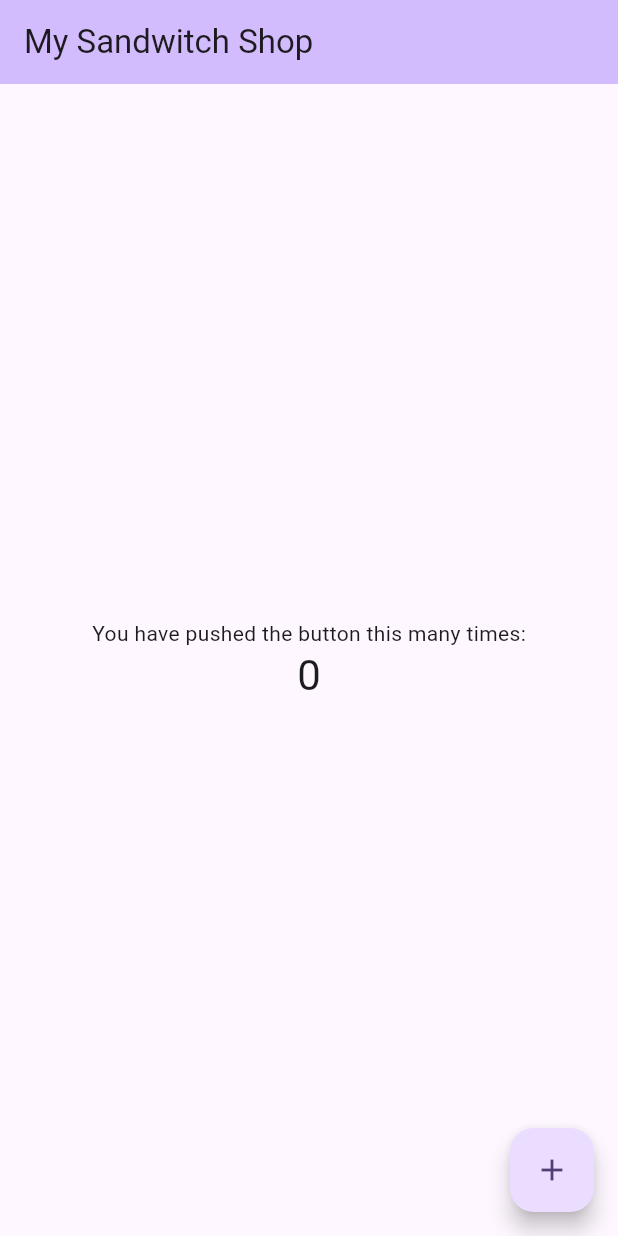
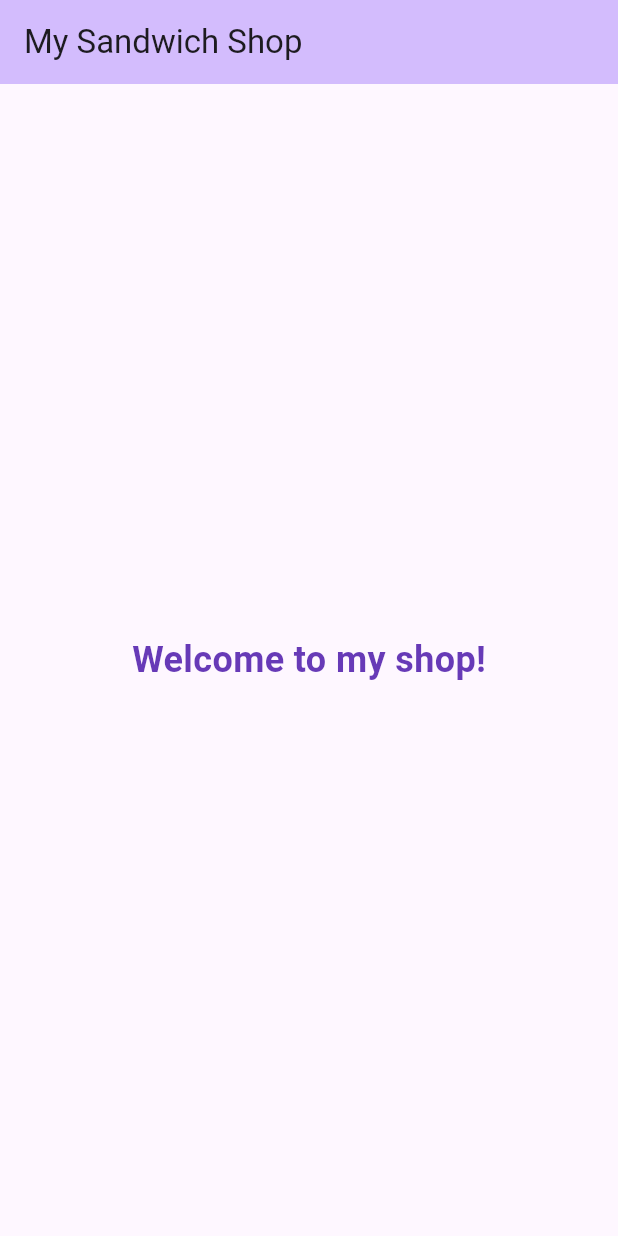
Before and after one commit to OmerJT/sandwitch_shop, a Flutter app: the screen it shows after launch, on a phone screen of 412 x 824 dp. Run offline on Flutter 3.47's test engine with Material 3 defaults, Android fonts, the phone set to English and light mode, and no system bars.

Commit message:
change main dart and pubsec.yaml files

```diff
--- a/lib/main.dart
+++ b/lib/main.dart
@@ -1,4 +1,4 @@
-import 'package:flutter/material.dart';
+import 'package:flutter/material.dart' show AppBar, BuildContext, Center, ColorScheme, Colors, Column, MainAxisAlignment, MaterialApp, Scaffold, State, StatefulWidget, StatelessWidget, Text, TextStyle, Theme, ThemeData, Widget, runApp, FontWeight;
 
 void main() {
   runApp(const MyApp());
@@ -7,45 +7,20 @@ void main() {
 class MyApp extends StatelessWidget {
   const MyApp({super.key});
 
-  // This widget is the root of your application.
   @override
   Widget build(BuildContext context) {
     return MaterialApp(
-      title: 'Flutter Demo',
+      title: 'My Sandwich Shop',
       theme: ThemeData(
-        // This is the theme of your application.
-        //
-        // TRY THIS: Try running your application with "flutter run". You'll see
-        // the application has a purple toolbar. Then, without quitting the app,
-        // try changing the seedColor in the colorScheme below to Colors.green
-        // and then invoke "hot reload" (save your changes or press the "hot
-        // reload" button in a Flutter-supported IDE, or press "r" if you used
-        // the command line to start the app).
-        //
-        // Notice that the counter didn't reset back to zero; the application
-        // state is not lost during the reload. To reset the state, use hot
-        // restart instead.
-        //
-        // This works for code too, not just values: Most code changes can be
-        // tested with just a hot reload.
         colorScheme: ColorScheme.fromSeed(seedColor: Colors.deepPurple),
       ),
-      home: const MyHomePage(title: 'My Sandwitch Shop'),
+      home: const MyHomePage(title: 'My Sandwich Shop'),
     );
   }
 }
 
 class MyHomePage extends StatefulWidget {
   const MyHomePage({super.key, required this.title});
-
-  // This widget is the home page of your application. It is stateful, meaning
-  // that it has a State object (defined below) that contains fields that affect
-  // how it looks.
-
-  // This class is the configuration for the state. It holds the values (in this
-  // case the title) provided by the parent (in this case the App widget) and
-  // used by the build method of the State. Fields in a Widget subclass are
-  // always marked "final".
 
   final String title;
 
@@ -54,69 +29,28 @@ class MyHomePage extends StatefulWidget {
 }
 
 class _MyHomePageState extends State<MyHomePage> {
-  int _counter = 0;
-
-  void _incrementCounter() {
-    setState(() {
-      // This call to setState tells the Flutter framework that something has
-      // changed in this State, which causes it to rerun the build method below
-      // so that the display can reflect the updated values. If we changed
-      // _counter without calling setState(), then the build method would not be
-      // called again, and so nothing would appear to happen.
-      _counter++;
-    });
-  }
-
   @override
   Widget build(BuildContext context) {
-    // This method is rerun every time setState is called, for instance as done
-    // by the _incrementCounter method above.
-    //
-    // The Flutter framework has been optimized to make rerunning build methods
-    // fast, so that you can just rebuild anything that needs updating rather
-    // than having to individually change instances of widgets.
     return Scaffold(
       appBar: AppBar(
-        // TRY THIS: Try changing the color here to a specific color (to
-        // Colors.amber, perhaps?) and trigger a hot reload to see the AppBar
-        // change color while the other colors stay the same.
         backgroundColor: Theme.of(context).colorScheme.inversePrimary,
-        // Here we take the value from the MyHomePage object that was created by
-        // the App.build method, and use it to set our appbar title.
         title: Text(widget.title),
       ),
-      body: Center(
-        // Center is a layout widget. It takes a single child and positions it
-        // in the middle of the parent.
+      body: const Center(
         child: Column(
-          // Column is also a layout widget. It takes a list of children and
-          // arranges them vertically. By default, it sizes itself to fit its
-          // children horizontally, and tries to be as tall as its parent.
-          //
-          // Column has various properties to control how it sizes itself and
-          // how it positions its children. Here we use mainAxisAlignment to
-          // center the children vertically; the main axis here is the vertical
-          // axis because Columns are vertical (the cross axis would be
-          // horizontal).
-          //
-          // TRY THIS: Invoke "debug painting" (choose the "Toggle Debug Paint"
-          // action in the IDE, or press "p" in the console), to see the
-          // wireframe for each widget.
           mainAxisAlignment: MainAxisAlignment.center,
           children: <Widget>[
-            const Text('You have pushed the button this many times:'),
             Text(
-              '$_counter',
-              style: Theme.of(context).textTheme.headlineMedium,
+              'Welcome to my shop!',
+              style: TextStyle(
+                fontSize: 24,
+                fontWeight: FontWeight.w600,
+                color: Colors.deepPurple,
+              ),
             ),
           ],
         ),
       ),
-      floatingActionButton: FloatingActionButton(
-        onPressed: _incrementCounter,
-        tooltip: 'Increment',
-        child: const Icon(Icons.add),
-      ), // This trailing comma makes auto-formatting nicer for build methods.
     );
   }
 }
```
Also changed, not shown: pubspec.yaml (+7 -75 lines), pubspec.lock, 1 other file.
